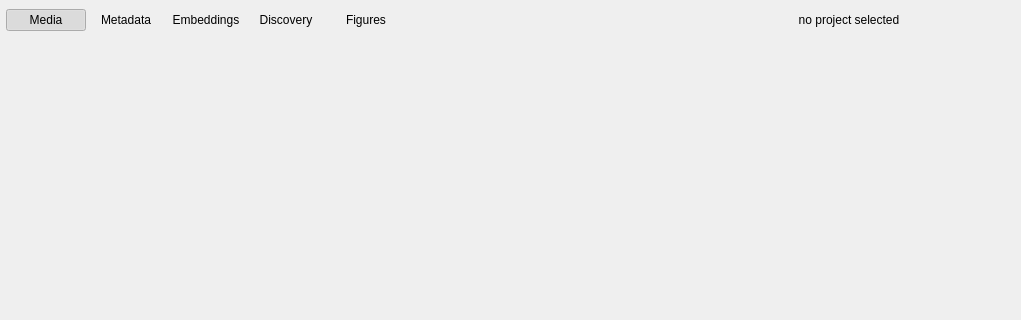
Above: src/MainWindow/ui/main_window.ui from eidora-desktop/EIDORA before the change; both pictures show x 0 to 1021 and y 0 to 320 of the 1021 by 614 pixel window. Below: the same form after it.
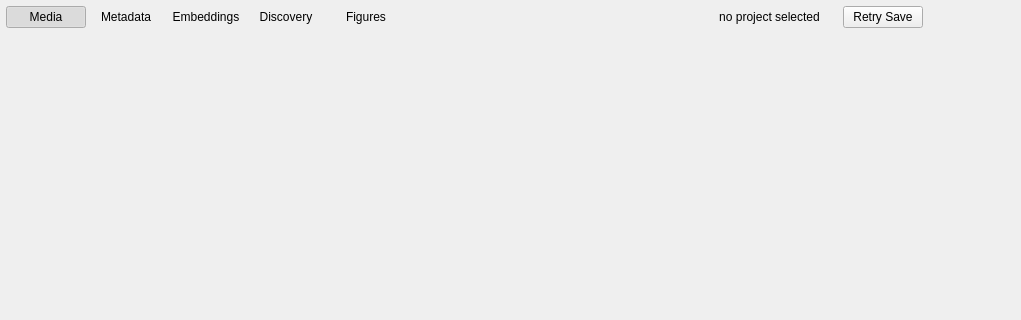
That is the form after the change. Icons and pictures are not drawn.

Patch:
```diff
--- a/src/MainWindow/ui/main_window.ui
+++ b/src/MainWindow/ui/main_window.ui
@@ -279,9 +279,9 @@
            </widget>
           </item>
           <item>
-           <widget class="QToolButton" name="project_label">
+           <widget class="QPushButton" name="project_label">
             <property name="sizePolicy">
-             <sizepolicy hsizetype="Preferred" vsizetype="Fixed">
+             <sizepolicy hsizetype="Preferred" vsizetype="Minimum">
               <horstretch>0</horstretch>
               <verstretch>0</verstretch>
              </sizepolicy>
@@ -289,30 +289,34 @@
             <property name="minimumSize">
              <size>
               <width>120</width>
-              <height>28</height>
+              <height>0</height>
              </size>
             </property>
             <property name="focusPolicy">
              <enum>Qt::FocusPolicy::StrongFocus</enum>
             </property>
             <property name="styleSheet">
-             <string notr="true">QToolButton#project_label { padding-right: 14px; }
-QToolButton#project_label::menu-indicator { width: 6px; height: 4px; subcontrol-position: right center; right: 5px; }</string>
+             <string notr="true">QPushButton#project_label { padding-right: 22px; }
+QPushButton#project_label::menu-indicator { width: 6px; height: 4px; subcontrol-position: right center; right: 5px; }</string>
             </property>
             <property name="text">
              <string>no project selected</string>
             </property>
-            <property name="popupMode">
-             <enum>QToolButton::ToolButtonPopupMode::InstantPopup</enum>
+            <property name="iconSize">
+             <size>
+              <width>22</width>
+              <height>22</height>
+             </size>
             </property>
-            <property name="toolButtonStyle">
-             <enum>Qt::ToolButtonStyle::ToolButtonIconOnly</enum>
-            </property>
-            <property name="autoRaise">
+            <property name="flat">
              <bool>true</bool>
             </property>
-            <property name="arrowType">
-             <enum>Qt::ArrowType::NoArrow</enum>
+           </widget>
+          </item>
+          <item>
+           <widget class="QPushButton" name="button_retry_project_save">
+            <property name="text">
+             <string>Retry Save</string>
             </property>
            </widget>
           </item>
@@ -362,7 +366,7 @@
        <item>
         <widget class="QPushButton" name="button_settings">
          <property name="sizePolicy">
-          <sizepolicy hsizetype="Fixed" vsizetype="Fixed">
+          <sizepolicy hsizetype="Preferred" vsizetype="Minimum">
            <horstretch>0</horstretch>
            <verstretch>0</verstretch>
           </sizepolicy>
@@ -376,7 +380,7 @@
          <property name="maximumSize">
           <size>
            <width>16777215</width>
-           <height>28</height>
+           <height>16777215</height>
           </size>
          </property>
          <property name="toolTip">
```
